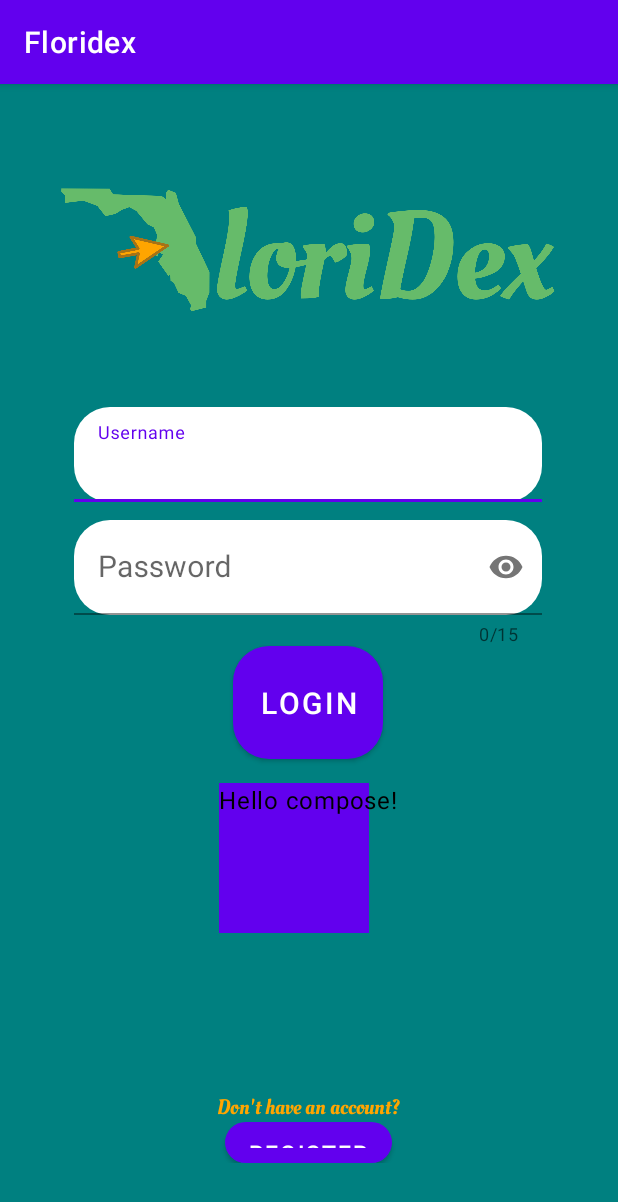
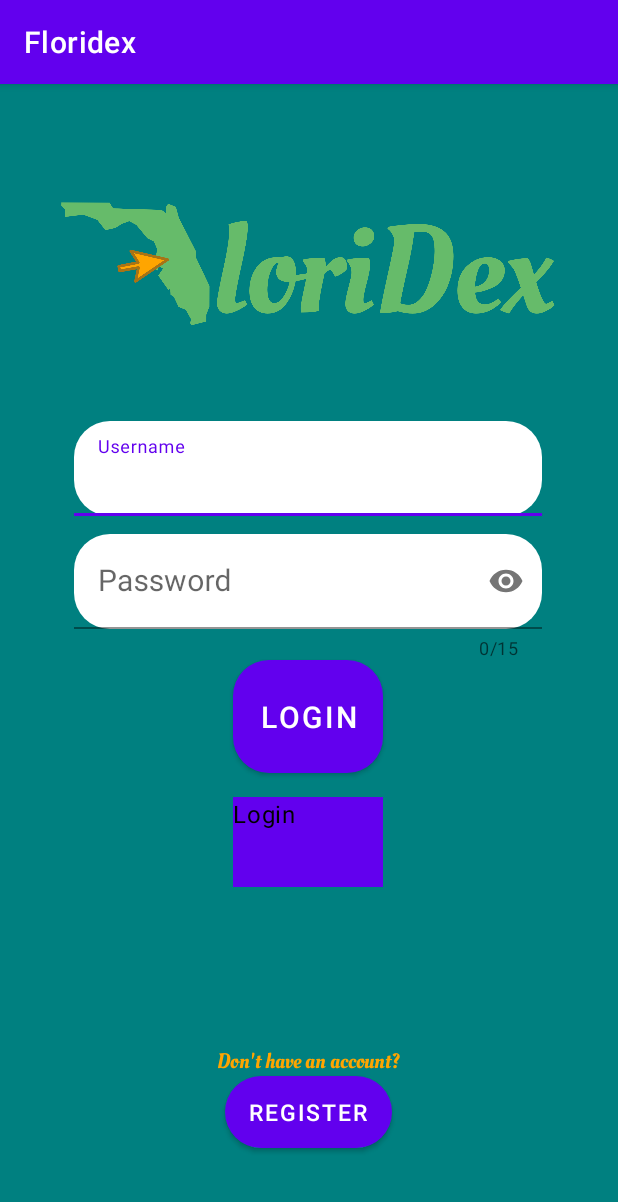
Before and after one commit to ColdCoder92/floridex, an Android app built with Jetpack Compose: the LoginActivity screen opened directly, with no data from a screen before it, on a phone screen of 412 x 824 dp. Shown: the top 1202 px of the screen. Run offline under Robolectric (Android 15) with nearby library versions, the phone set to English and light mode, and no system bars; our stand-ins replace Volley; network calls fail.

Commit message:
Changed to Login

```diff
--- a/app/src/main/java/com/example/floridex/LoginActivity.kt
+++ b/app/src/main/java/com/example/floridex/LoginActivity.kt
@@ -98,7 +98,7 @@ class LoginActivity : AppCompatActivity(), View.OnClickListener, View.OnFocusCha
 
     @Composable
     fun Greeting(name: String) {
-        Box (modifier = Modifier.offset(0.dp, 0.dp).background(Color(0xFF6200EE)).width(100.dp).heightIn(100.dp).clickable {
+        Box (modifier = Modifier.offset(0.dp, 0.dp).background(Color(0xFF6200EE)).width(100.dp).heightIn(60.dp).clickable {
                 println("Clicked")
                 Toast.makeText(applicationContext, "Clicked", Toast.LENGTH_SHORT).show()
                 tryLogin = true
@@ -108,7 +108,7 @@ class LoginActivity : AppCompatActivity(), View.OnClickListener, View.OnFocusCha
             GetUserList()
             tryLogin = false
         }
-        Text(text = "Hello $name!")
+        Text(text = "Login")
     }
 
     @Composable
```
